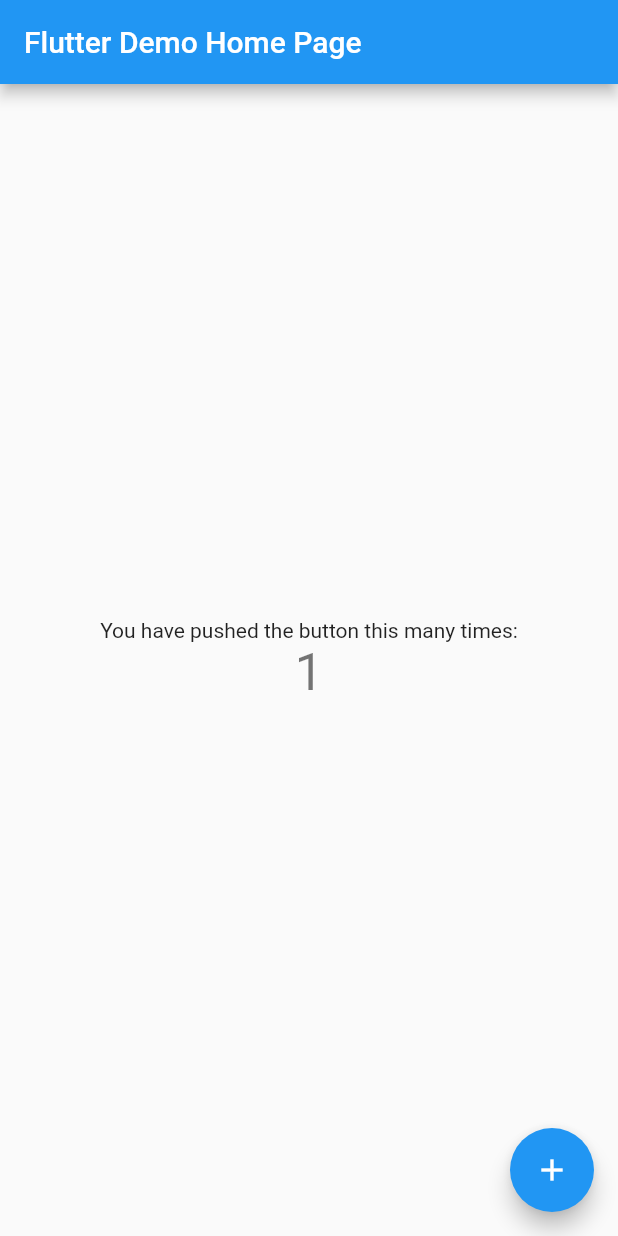
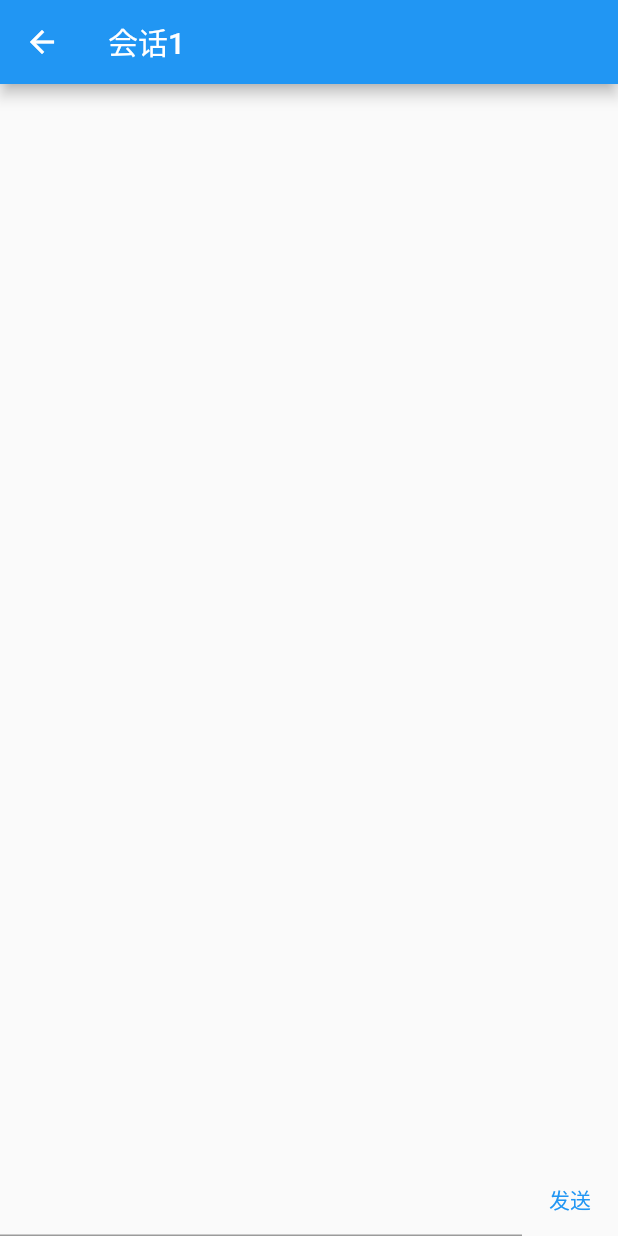
Before and after one commit to zdsub/my_chat, a Flutter app: the screen it shows after launch, after a tap on the "add" icon, on a phone screen of 412 x 824 dp. Run offline on Flutter 3.47's test engine with Material 2 defaults, Android fonts, the phone set to English and light mode, and no system bars; our stand-ins replace dio; network calls fail.

Commit message:
完成部分功能

```diff
--- a/lib/main.dart
+++ b/lib/main.dart
@@ -1,115 +1,21 @@
 import 'package:flutter/material.dart';
+import 'package:my_chat/pages/home.dart';
+
 
 void main() {
-  runApp(const MyApp());
+  runApp(const MainApp());
 }
 
-class MyApp extends StatelessWidget {
-  const MyApp({super.key});
+class MainApp extends StatelessWidget {
+  const MainApp({ super.key });
 
-  // This widget is the root of your application.
   @override
   Widget build(BuildContext context) {
     return MaterialApp(
-      title: 'Flutter Demo',
+      title: "聊天工具",
       theme: ThemeData(
-        // This is the theme of your application.
-        //
-        // Try running your application with "flutter run". You'll see the
-        // application has a blue toolbar. Then, without quitting the app, try
-        // changing the primarySwatch below to Colors.green and then invoke
-        // "hot reload" (press "r" in the console where you ran "flutter run",
-        // or simply save your changes to "hot reload" in a Flutter IDE).
-        // Notice that the counter didn't reset back to zero; the application
-        // is not restarted.
-        primarySwatch: Colors.blue,
+        primarySwatch: Colors.blue
       ),
-      home: const MyHomePage(title: 'Flutter Demo Home Page'),
+      home: const HomePage(),
     );
-  }
-}
-
-class MyHomePage extends StatefulWidget {
-  const MyHomePage({super.key, required this.title});
-
-  // This widget is the home page of your application. It is stateful, meaning
-  // that it has a State object (defined below) that contains fields that affect
-  // how it looks.
-
-  // This class is the configuration for the state. It holds the values (in this
-  // case the title) provided by the parent (in this case the App widget) and
-  // used by the build method of the State. Fields in a Widget subclass are
-  // always marked "final".
-
-  final String title;
-
-  @override
-  State<MyHomePage> createState() => _MyHomePageState();
-}
-
-class _MyHomePageState extends State<MyHomePage> {
-  int _counter = 0;
-
-  void _incrementCounter() {
-    setState(() {
-      // This call to setState tells the Flutter framework that something has
-      // changed in this State, which causes it to rerun the build method below
-      // so that the display can reflect the updated values. If we changed
-      // _counter without calling setState(), then the build method would not be
-      // called again, and so nothing would appear to happen.
-      _counter++;
-    });
-  }
-
-  @override
-  Widget build(BuildContext context) {
-    // This method is rerun every time setState is called, for instance as done
-    // by the _incrementCounter method above.
-    //
-    // The Flutter framework has been optimized to make rerunning build methods
-    // fast, so that you can just rebuild anything that needs updating rather
-    // than having to individually change instances of widgets.
-    return Scaffold(
-      appBar: AppBar(
-        // Here we take the value from the MyHomePage object that was created by
-        // the App.build method, and use it to set our appbar title.
-        title: Text(widget.title),
-      ),
-      body: Center(
-        // Center is a layout widget. It takes a single child and positions it
-        // in the middle of the parent.
-        child: Column(
-          // Column is also a layout widget. It takes a list of children and
-          // arranges them vertically. By default, it sizes itself to fit its
-          // children horizontally, and tries to be as tall as its parent.
-          //
-          // Invoke "debug painting" (press "p" in the console, choose the
-          // "Toggle Debug Paint" action from the Flutter Inspector in Android
-          // Studio, or the "Toggle Debug Paint" command in Visual Studio Code)
-          // to see the wireframe for each widget.
-          //
-          // Column has various properties to control how it sizes itself and
-          // how it positions its children. Here we use mainAxisAlignment to
-          // center the children vertically; the main axis here is the vertical
-          // axis because Columns are vertical (the cross axis would be
-          // horizontal).
-          mainAxisAlignment: MainAxisAlignment.center,
-          children: <Widget>[
-            const Text(
-              'You have pushed the button this many times:',
-            ),
-            Text(
-              '$_counter',
-              style: Theme.of(context).textTheme.headlineMedium,
-            ),
-          ],
-        ),
-      ),
-      floatingActionButton: FloatingActionButton(
-        onPressed: _incrementCounter,
-        tooltip: 'Increment',
-        child: const Icon(Icons.add),
-      ), // This trailing comma makes auto-formatting nicer for build methods.
-    );
-  }
-}
+  }}
--- /dev/null
+++ b/lib/pages/chat.dart
@@ -0,0 +1,39 @@
+import 'package:flutter/material.dart';
+import 'package:my_chat/api/chatgpt.dart';
+
+class ChatPage extends StatefulWidget {
+  const ChatPage({super.key});
+
+  @override
+  State<StatefulWidget> createState() => _ChatPageState();
+}
+
+class _ChatPageState extends State<ChatPage> {
+  final TextEditingController _textEditingController = TextEditingController();
+  String _text = "";
+
+  void onSend() async {
+    var message = _textEditingController.text;
+    _textEditingController.clear();
+    var data = await ChatGPTApi.chat(message);
+    setState(() => _text = data);
+  }
+
+  @override
+  Widget build(BuildContext context) {
+    return Scaffold(
+        appBar: AppBar(
+          title: const Text("会话1"),
+        ),
+        body: Column(children: [
+          Expanded(child: Center(child: Text(_text))),
+          Row(children: [
+            Expanded(
+              child: TextField(
+                controller: _textEditingController,
+            )),
+            TextButton(onPressed: onSend, child: const Text("发送"))
+          ])
+        ]));
+  }
+}
--- /dev/null
+++ b/lib/pages/home.dart
@@ -0,0 +1,30 @@
+import 'package:flutter/material.dart';
+import 'package:my_chat/pages/chat.dart';
+
+class HomePage extends StatelessWidget {
+  const HomePage({ super.key });
+
+  @override
+  Widget build(BuildContext context) {
+    return Scaffold(
+      appBar: AppBar(
+        title: const Text("Chat GPT"),
+        actions: [
+          IconButton(
+              onPressed: () =>
+                Navigator.push(context, MaterialPageRoute(builder: (context) => const ChatPage())),
+              icon: const Icon(Icons.add)
+          ),
+          IconButton(
+              onPressed: () =>
+                  Navigator.push(context, MaterialPageRoute(builder: (context) => const ChatPage())),
+              icon: const Icon(Icons.settings)
+          ),
+        ]
+      ),
+      body: const Center(
+        child: Text("Hello World")
+      )
+    );
+  }
+}
--- a/pubspec.yaml
+++ b/pubspec.yaml
@@ -35,6 +35,7 @@
   # The following adds the Cupertino Icons font to your application.
   # Use with the CupertinoIcons class for iOS style icons.
   cupertino_icons: ^1.0.2
+  dio: ^5.0.0
 
 dev_dependencies:
   flutter_test:
```
Also changed, not shown: lib/api/chatgpt.dart (added, +17 -0 lines), lib/utils/dio.dart (added, +11 -0 lines), pubspec.lock, 1 other file.
